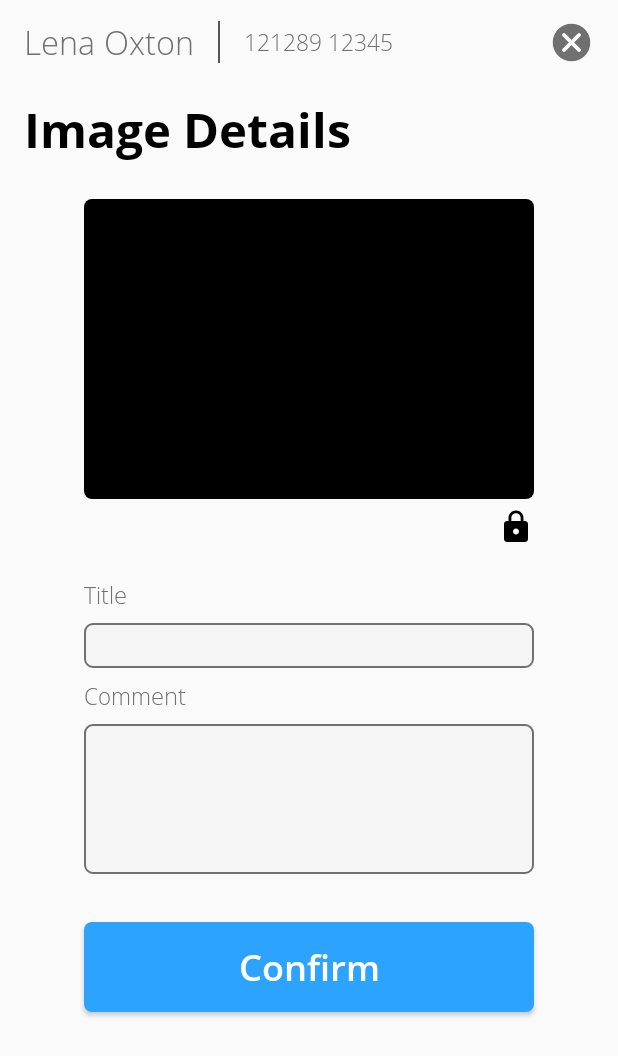
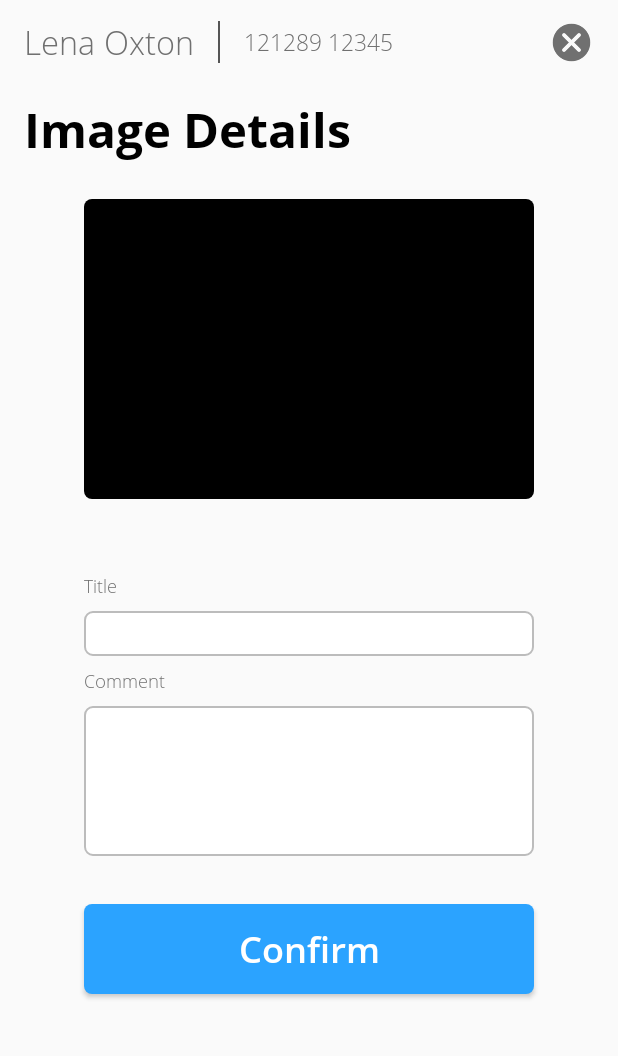
Before and after one commit to varunakantha/AspitCaptureIssue, an Android app: the CapturedImageDetailsAddActivity screen opened directly, with no data from a screen before it, on a phone screen of 412 x 824 dp. Shown: the top 1056 px of the screen. Run offline under Robolectric (Android 15) with nearby library versions, the phone set to English and light mode, and no system bars; our stand-ins replace Picasso; pictures from the network do not load; 4 statements that could not run were skipped.

Commit message:
UI fixes.

```diff
--- a/app/src/main/AndroidManifest.xml
+++ b/app/src/main/AndroidManifest.xml
@@ -29,7 +29,8 @@
             android:name=".ui.patientlookup.PatientLookUpActivity"
             android:windowSoftInputMode="adjustPan">
         </activity>
-        <activity android:name=".ui.imagecapture.CapturedImageDetailsAddActivity"/>
+        <activity android:name=".ui.imagecapture.CapturedImageDetailsAddActivity"
+            android:windowSoftInputMode="stateAlwaysHidden"/>
         <activity android:name=".ui.imagecapture.CapturedImageFurtherOptionSelectionActivity"/>
         <activity android:name=".ui.uploadsummary.UploadsActivity"/>
         <activity android:name=".ui.patientlookup.PatientSummaryActivity"/>
--- a/app/src/main/java/no/aspit/aspitcapture/ui/patientlookup/PatientLookUpActivity.kt
+++ b/app/src/main/java/no/aspit/aspitcapture/ui/patientlookup/PatientLookUpActivity.kt
@@ -28,6 +28,7 @@ class PatientLookUpActivity : BaseActivity(),CustomActionBar.ActionBarListener {
                                        before: Int, count: Int) {
                 if (s.length == 5) {
                     startActivity(Intent(this@PatientLookUpActivity, PatientSummaryActivity::class.java))
+                    patientSSN.text = null
                 }
             }
         })
--- a/app/src/main/res/drawable/rectangle_rounded_corner_black.xml
+++ b/app/src/main/res/drawable/rectangle_rounded_corner_black.xml
@@ -9,7 +9,5 @@
         android:radius="5dp" />
     <padding
         android:left="10dp"
-        android:top="10dp"
-        android:right="10dp"
-        android:bottom="10dp" />
+        android:right="10dp" />
 </shape>
--- a/app/src/main/res/layout/captured_image_add_details.xml
+++ b/app/src/main/res/layout/captured_image_add_details.xml
@@ -1,9 +1,9 @@
 <?xml version="1.0" encoding="utf-8"?>
 <ScrollView xmlns:android="http://schemas.android.com/apk/res/android"
-    xmlns:app="http://schemas.android.com/apk/res-auto"
-    xmlns:tools="http://schemas.android.com/tools"
-    android:layout_width="match_parent"
-    android:layout_height="match_parent">
+            xmlns:app="http://schemas.android.com/apk/res-auto"
+            xmlns:tools="http://schemas.android.com/tools"
+            android:layout_width="match_parent"
+            android:layout_height="match_parent">
 
     <androidx.constraintlayout.widget.ConstraintLayout
         android:layout_width="match_parent"
@@ -16,13 +16,13 @@
             android:layout_height="wrap_content"
             android:layout_marginStart="8dp"
             android:layout_marginEnd="8dp"
+            app:bar_bg_color="@android:color/transparent"
             app:layout_constraintEnd_toEndOf="parent"
             app:layout_constraintStart_toStartOf="parent"
             app:layout_constraintTop_toTopOf="parent"
             app:main_text="Lena Oxton"
-            app:sub_title="121289 12345"
             app:pipe_visibility="VISIBLE"
-            app:bar_bg_color="@android:color/transparent"/>
+            app:sub_title="121289 12345"/>
 
         <TextView
             android:id="@+id/textViewFileName"
@@ -51,7 +51,7 @@
             app:layout_constraintEnd_toEndOf="parent"
             app:layout_constraintStart_toStartOf="parent"
             app:layout_constraintTop_toBottomOf="@+id/textViewFileName"
-            tools:ignore="ContentDescription" />
+            tools:ignore="ContentDescription"/>
 
         <TextView
             android:id="@+id/imageFileNameTextView"
@@ -63,54 +63,53 @@
             android:ellipsize="end"
             android:fontFamily="@font/open_sans_semi_bold"
             android:singleLine="true"
-            android:text=""
+            tools:text="IMG 001.jpg"
             android:textAlignment="viewStart"
             android:textColor="@color/black"
             app:layout_constraintEnd_toStartOf="@+id/imageView3"
             app:layout_constraintStart_toStartOf="@+id/capturedImageView"
             app:layout_constraintTop_toBottomOf="@+id/capturedImageView"
-            tools:ignore="HardcodedText" />
+            tools:ignore="HardcodedText"/>
 
         <ImageView
             android:id="@+id/imageView3"
             android:layout_width="wrap_content"
             android:layout_height="wrap_content"
             android:src="@drawable/ic_lock_black_24dp"
+            android:visibility="gone"
             app:layout_constraintBottom_toBottomOf="@+id/imageFileNameTextView"
             app:layout_constraintEnd_toEndOf="@+id/capturedImageView"
             app:layout_constraintTop_toTopOf="@+id/imageFileNameTextView"
-            tools:ignore="ContentDescription" />
+            tools:ignore="ContentDescription"/>
 
         <TextView
             android:id="@+id/textView4"
             style="@style/open_sans_light_12_gray"
             android:layout_width="wrap_content"
             android:layout_height="wrap_content"
-            android:layout_marginTop="24dp"
             android:text="@string/title"
-            android:textSize="15sp"
+            android:layout_marginTop="20dp"
             app:layout_constraintStart_toStartOf="@+id/imageFileNameTextView"
             app:layout_constraintTop_toBottomOf="@+id/imageFileNameTextView"/>
 
         <EditText
             android:id="@+id/imageTitleEditText"
-            style="@style/open_sans_light_12_gray"
+            style="@style/open_sans_light_15_gray"
             android:layout_width="300dp"
             android:layout_height="30dp"
             android:layout_marginTop="8dp"
-            android:background="@drawable/details_add_background"
-            android:ems="10"
-            android:inputType="text"
-            android:paddingLeft="4dp"
+            android:background="@drawable/rounded_edittext"
+            android:inputType="textCapSentences"
+            android:paddingLeft="8dp"
             android:paddingRight="4dp"
             android:singleLine="true"
             app:layout_constraintEnd_toEndOf="@+id/capturedImageView"
             app:layout_constraintStart_toStartOf="@+id/capturedImageView"
-            app:layout_constraintTop_toBottomOf="@+id/textView4" />
+            app:layout_constraintTop_toBottomOf="@+id/textView4"/>
 
         <TextView
             android:id="@+id/textView5"
-            style="@style/open_sans_light_15_gray"
+            style="@style/open_sans_light_12_gray"
             android:layout_width="wrap_content"
             android:layout_height="wrap_content"
             android:layout_marginTop="8dp"
@@ -124,17 +123,17 @@
             android:layout_width="300dp"
             android:layout_height="100dp"
             android:layout_marginTop="8dp"
-            android:background="@drawable/details_add_background"
-            android:ems="10"
+            android:background="@drawable/rounded_edittext"
             android:gravity="top"
             android:inputType="textMultiLine"
-            android:paddingLeft="4dp"
+            android:paddingTop="4dp"
+            android:paddingLeft="8dp"
             android:paddingRight="4dp"
             android:scrollbars="vertical"
             android:singleLine="false"
             app:layout_constraintEnd_toEndOf="@+id/imageTitleEditText"
             app:layout_constraintStart_toStartOf="@+id/capturedImageView"
-            app:layout_constraintTop_toBottomOf="@+id/textView5" />
+            app:layout_constraintTop_toBottomOf="@+id/textView5"/>
 
         <Button
             android:id="@+id/imageDetailsConfirmButton"
@@ -142,7 +141,7 @@
             android:layout_width="0dp"
             android:layout_height="60dp"
             android:layout_marginTop="32dp"
-            android:layout_marginBottom="8dp"
+            android:layout_marginBottom="16dp"
             android:background="@drawable/blue_button_background"
             android:text="@string/confirm"
             android:textAllCaps="false"
@@ -150,7 +149,7 @@
             app:layout_constraintBottom_toBottomOf="parent"
             app:layout_constraintEnd_toEndOf="@+id/imageCommentEditText"
             app:layout_constraintStart_toStartOf="@+id/capturedImageView"
-            app:layout_constraintTop_toBottomOf="@+id/imageCommentEditText" />
+            app:layout_constraintTop_toBottomOf="@+id/imageCommentEditText"/>
 
     </androidx.constraintlayout.widget.ConstraintLayout>
 
```
Also changed, not shown: app/src/main/res/layout/activity_captured_image_further_options.xml (+10 -10 lines), app/src/main/res/layout/activity_patient_look_up.xml (+11 -1 lines).
